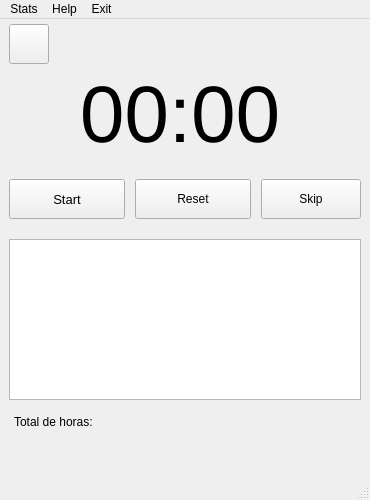
Before: the Qt Designer form ui/mainwindow.ui in TiagoSBO/qt-pomodoro-timer, drawn with Qt 5.
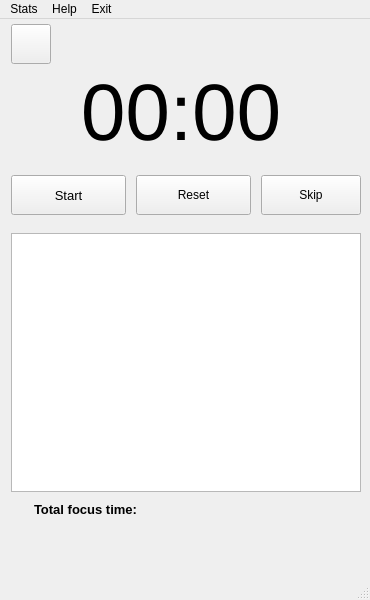
After: the same form once the commit is applied. Icons and pictures are not drawn.

Commit message: style: Align timer and notification layout components

```diff
--- a/ui/mainwindow.ui
+++ b/ui/mainwindow.ui
@@ -7,32 +7,38 @@
     <x>0</x>
     <y>0</y>
     <width>370</width>
-    <height>500</height>
+    <height>600</height>
    </rect>
   </property>
   <property name="minimumSize">
    <size>
     <width>370</width>
-    <height>400</height>
+    <height>600</height>
    </size>
   </property>
   <property name="maximumSize">
    <size>
     <width>370</width>
-    <height>500</height>
+    <height>700</height>
    </size>
   </property>
   <property name="windowTitle">
    <string>MainWindow</string>
   </property>
   <widget class="QWidget" name="centralwidget">
-   <layout class="QVBoxLayout" name="verticalLayout">
+   <layout class="QVBoxLayout" name="verticalLayout" stretch="0,0,0,0,0,0">
     <property name="spacing">
-     <number>10</number>
+     <number>8</number>
+    </property>
+    <property name="leftMargin">
+     <number>11</number>
     </property>
     <property name="topMargin">
      <number>0</number>
     </property>
+    <property name="bottomMargin">
+     <number>11</number>
+    </property>
     <item>
      <widget class="QPushButton" name="button_settings">
       <property name="sizePolicy">
@@ -263,6 +269,18 @@
        </property>
        <item>
         <widget class="QTableWidget" name="tableSessionLogs">
+         <property name="minimumSize">
+          <size>
+           <width>0</width>
+           <height>0</height>
+          </size>
+         </property>
+         <property name="maximumSize">
+          <size>
+           <width>350</width>
+           <height>600</height>
+          </size>
+         </property>
          <property name="sizeAdjustPolicy">
           <enum>QAbstractScrollArea::SizeAdjustPolicy::AdjustIgnored</enum>
          </property>
@@ -281,29 +299,107 @@
      </widget>
     </item>
     <item>
-     <layout class="QVBoxLayout" name="layout_configTable" stretch="1,1">
+     <layout class="QHBoxLayout" name="layout_totalFocus" stretch="1,1,1">
       <property name="spacing">
-       <number>5</number>
+       <number>1</number>
       </property>
       <property name="leftMargin">
-       <number>5</number>
+       <number>2</number>
       </property>
       <property name="topMargin">
-       <number>5</number>
+       <number>2</number>
       </property>
       <property name="rightMargin">
-       <number>5</number>
+       <number>100</number>
       </property>
       <property name="bottomMargin">
-       <number>5</number>
+       <number>2</number>
       </property>
       <item>
-       <widget class="QLabel" name="label_totalHours">
+       <widget class="QLabel" name="label_IconTotalFocus">
+        <property name="maximumSize">
+         <size>
+          <width>20</width>
+          <height>20</height>
+         </size>
+        </property>
+        <property name="font">
+         <font>
+          <pointsize>10</pointsize>
+          <bold>true</bold>
+         </font>
+        </property>
         <property name="text">
-         <string>Total de horas: </string>
+         <string/>
         </property>
+        <property name="textFormat">
+         <enum>Qt::TextFormat::PlainText</enum>
+        </property>
+        <property name="pixmap">
+         <pixmap resource="../resources.qrc">:/icons/assets/icons/endtime.png</pixmap>
+        </property>
+        <property name="scaledContents">
+         <bool>true</bool>
+        </property>
        </widget>
       </item>
+      <item>
+       <widget class="QLabel" name="label_totalFocus">
+        <property name="maximumSize">
+         <size>
+          <width>140</width>
+          <height>50</height>
+         </size>
+        </property>
+        <property name="font">
+         <font>
+          <pointsize>10</pointsize>
+          <bold>true</bold>
+         </font>
+        </property>
+        <property name="text">
+         <string>Total focus time:</string>
+        </property>
+       </widget>
+      </item>
+      <item>
+       <widget class="QLabel" name="label_setTotalFocus">
+        <property name="sizePolicy">
+         <sizepolicy hsizetype="Expanding" vsizetype="Preferred">
+          <horstretch>0</horstretch>
+          <verstretch>0</verstretch>
+         </sizepolicy>
+        </property>
+        <property name="maximumSize">
+         <size>
+          <width>120</width>
+          <height>80</height>
+         </size>
+        </property>
+        <property name="text">
+         <string/>
+        </property>
+       </widget>
+      </item>
+     </layout>
+    </item>
+    <item>
+     <layout class="QVBoxLayout" name="layout_configTable" stretch="0">
+      <property name="spacing">
+       <number>2</number>
+      </property>
+      <property name="leftMargin">
+       <number>5</number>
+      </property>
+      <property name="topMargin">
+       <number>0</number>
+      </property>
+      <property name="rightMargin">
+       <number>5</number>
+      </property>
+      <property name="bottomMargin">
+       <number>0</number>
+      </property>
       <item>
        <widget class="QPushButton" name="button_configTable">
         <property name="sizePolicy">
@@ -342,7 +438,7 @@
         </property>
         <property name="iconSize">
          <size>
-          <width>20</width>
+          <width>30</width>
           <height>20</height>
          </size>
         </property>
```
The commit also changes 2 other files.
